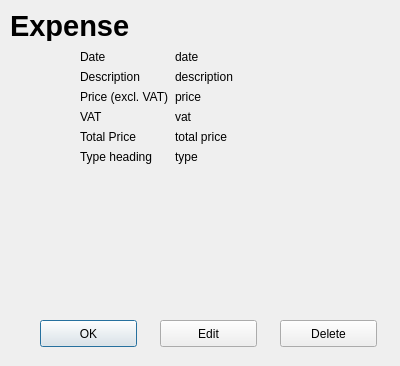
First picture: the form in dialogs/expense/ExpenseShow.ui, repository supermaximo93/Computing_Project, before the edit.
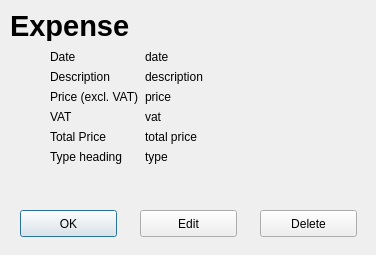
Second picture: the form after the edit.

Commit message: Added types to Expense

The edit to the form file:
```diff
--- a/dialogs/expense/ExpenseShow.ui
+++ b/dialogs/expense/ExpenseShow.ui
@@ -6,8 +6,8 @@
    <rect>
     <x>0</x>
     <y>0</y>
-    <width>400</width>
-    <height>366</height>
+    <width>376</width>
+    <height>255</height>
    </rect>
   </property>
   <property name="windowTitle">
@@ -36,10 +36,10 @@
   <widget class="QWidget" name="formLayoutWidget">
    <property name="geometry">
     <rect>
-     <x>80</x>
+     <x>50</x>
      <y>50</y>
      <width>266</width>
-     <height>245</height>
+     <height>141</height>
     </rect>
    </property>
    <layout class="QFormLayout" name="formLayout">
@@ -135,8 +135,8 @@
   <widget class="QPushButton" name="pushButton_ok">
    <property name="geometry">
     <rect>
-     <x>40</x>
-     <y>320</y>
+     <x>20</x>
+     <y>210</y>
      <width>97</width>
      <height>27</height>
     </rect>
@@ -148,8 +148,8 @@
   <widget class="QPushButton" name="pushButton_edit">
    <property name="geometry">
     <rect>
-     <x>160</x>
-     <y>320</y>
+     <x>140</x>
+     <y>210</y>
      <width>97</width>
      <height>27</height>
     </rect>
@@ -161,8 +161,8 @@
   <widget class="QPushButton" name="pushButton_delete">
    <property name="geometry">
     <rect>
-     <x>280</x>
-     <y>320</y>
+     <x>260</x>
+     <y>210</y>
      <width>97</width>
      <height>27</height>
     </rect>
```
The commit also changes 3 other files.
